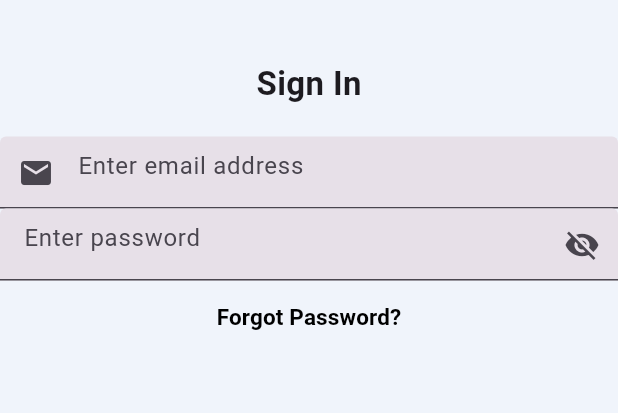
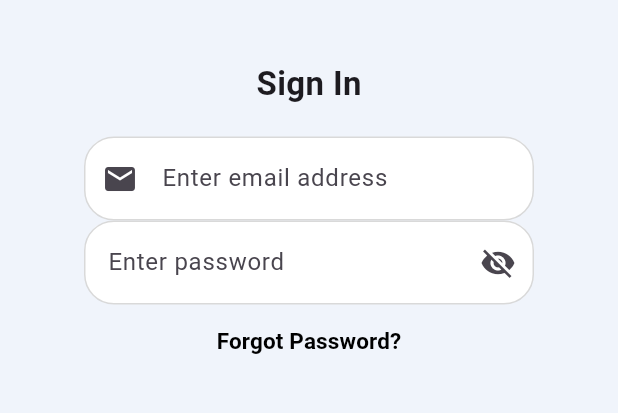
Before and after one commit to ACJT123/EnviroCareer, a Flutter app: the SignUpPage screen opened directly, on a phone screen of 412 x 824 dp, the part 315-728 px from its top. Run offline on Flutter 3.47's test engine with Material 3 defaults, Android fonts, the phone set to English and light mode, and no system bars; our stand-ins replace google_fonts; Roboto replaces fonts that are missing (Risque).

Commit message:
update styling

```diff
--- a/lib/widgets/input_field.dart
+++ b/lib/widgets/input_field.dart
@@ -5,6 +5,7 @@ class InputField extends StatefulWidget {
   final Widget? prefixIcon;
   final Widget? suffixIcon;
   final String? inputType;
+  final TextEditingController? controller;
 
   InputField({
     Key? key,
@@ -12,6 +13,7 @@ class InputField extends StatefulWidget {
     this.prefixIcon,
     this.suffixIcon,
     this.inputType,
+    this.controller,
   }) : super(key: key);
 
   @override
@@ -23,16 +25,34 @@ class _InputFieldState extends State<InputField> {
 
   @override
   Widget build(BuildContext context) {
-    return TextFormField(
+    return SizedBox(
+      width: 300,
+      child: TextFormField(
+        controller: TextEditingController(),
         obscureText: widget.inputType == 'password' ? isHide : false,
         validator: (value) {
           if (value == null || value.isEmpty) {
-          return 'Please enter some text';
+            return 'Please enter ${widget.inputType}';
           }
           return null;
         },
         decoration: InputDecoration(
           filled: true,
+          fillColor: Colors.white,
+          enabledBorder: OutlineInputBorder(
+            borderRadius: BorderRadius.circular(20.0),
+            borderSide: const BorderSide(
+              color: Color.fromRGBO(0, 0, 0, 0.15),
+              width: 1,
+            ),
+          ),
+          focusedBorder: OutlineInputBorder(
+            borderRadius: BorderRadius.circular(20.0),
+            borderSide: const BorderSide(
+              color: Color.fromRGBO(0, 0, 0, 0.55),
+              width: 1,
+            ),
+          ),
           hintText: widget.hintText,
           prefixIcon: widget.prefixIcon,
           suffixIcon: widget.inputType == 'password'
@@ -48,6 +68,7 @@ class _InputFieldState extends State<InputField> {
                 )
               : null,
         ),
+      ),
     );
   }
 }
```
Lines whose indentation alone changed are shown as unchanged.
